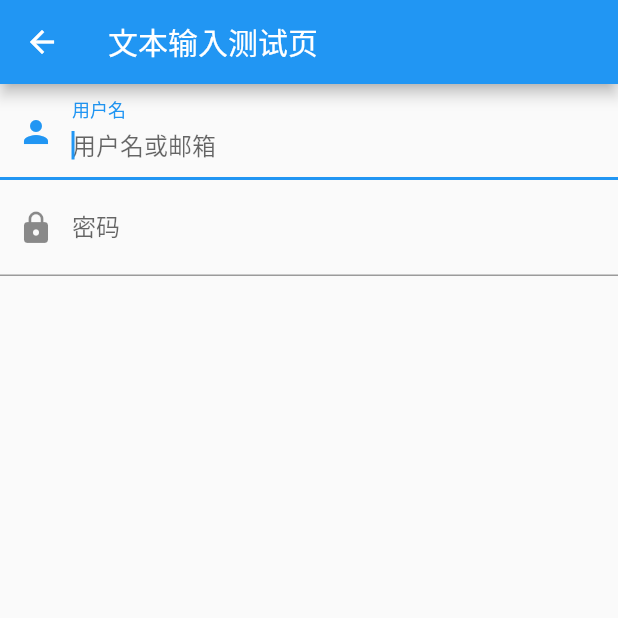
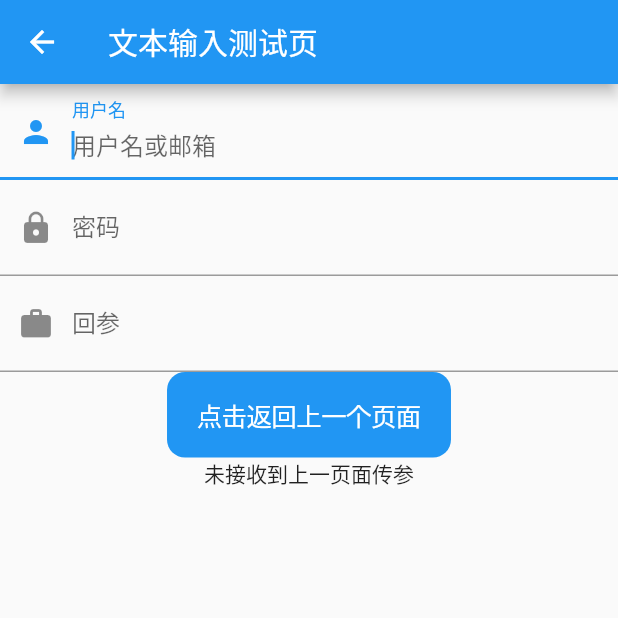
Before and after one commit to DMingOu/flutter_learning_demo, a Flutter app: the TextFieldPage screen opened by its route, on a phone screen of 412 x 824 dp, the top half of it. Run offline on Flutter 3.47's test engine with Material 2 defaults, Android fonts, the phone set to English and light mode, and no system bars; our stand-ins replace toast.

Commit message:
学习了类的构造函数，页面跳转传递参数

```diff
--- /dev/null
+++ b/lib/PageData.dart
@@ -0,0 +1,32 @@
+import 'package:flutter/cupertino.dart';
+
+class PageData {
+
+    String contentString;
+    Object object;
+
+    ///错误的构造参数，导致实例可以构建出来，但参数值永远是null
+    // PageData({@required String contentString  ,
+    //           Object object = 'null object'}
+    //         );
+
+
+    ///构造函数，描述必填,object是可选的
+    // PageData({@required this.contentString,
+    //                     this.object});
+
+      ///构造函数，描述必填,object是可选的
+      PageData({@required contentString  , object}){
+          this.contentString = contentString;
+          if(object == null){
+            object = 'null object';
+          }else {
+            this.object = object;
+          }
+      }
+
+    @override
+    String toString() {
+      return "PageData = [contentString : $contentString , object : ${object.toString()}]";
+    }
+}
--- a/lib/TextFieldPage.dart
+++ b/lib/TextFieldPage.dart
@@ -1,13 +1,41 @@
+import 'package:flutter/cupertino.dart';
 import 'package:flutter/material.dart';
+import 'package:flutter_learning_demo/PageData.dart';
 
 class TextFieldPage extends StatefulWidget {
+
+  //接收上一个页面的传进来的参数
+  final PageData pageData;
+
+    //构造函数
+  TextFieldPage({Key key, this.pageData}) : super(key: key);
+
   @override
-  TextFieldPageState createState() => TextFieldPageState();
+  TextFieldPageState createState() {
+      return TextFieldPageState();
+  }
 }
 
 class TextFieldPageState extends State<TextFieldPage> {
+
+
+  //文本输入框的Controller
+  var _controller = TextEditingController();
+
+  String showPushData(){
+    if(widget.pageData == null){
+      return '未接收到上一页面传参';
+    }else {
+      return widget.pageData.toString();
+    }
+  }
+
+
   @override
   Widget build(BuildContext context) {
+    ////获取接收的参数，转换并显示出来
+    // PageData obj = ModalRoute.of(context).settings.arguments;
+
     return Scaffold(
       appBar: AppBar(
         title: Text('文本输入测试页'),
@@ -30,6 +58,36 @@ class TextFieldPageState extends State<TextFieldPage> {
                 ),
                 obscureText: true,
               ),
+              TextField(
+                controller: _controller,
+                decoration: InputDecoration(
+                    labelText: "回参",
+                    hintText: "输入要返回上一页面的内容",
+                    prefixIcon: Icon(Icons.work)
+                ),
+              ),
+              CupertinoButton.filled(
+                child: Text("点击返回上一个页面"),
+                minSize: 15,
+                onPressed: (){
+                //返回上一个页面 pop ,设置回参
+                String popData = _controller.text != '' ? _controller.text.toString() : 'Nothing back' ;
+                Navigator.pop(context, PageData(contentString: popData));
+                },
+              ),
+              Center(
+                child: Column(
+                  mainAxisAlignment: MainAxisAlignment.center,
+                  children: <Widget>[
+                    Text(
+                      showPushData()
+                      ///显示接收的参数
+                      // obj != null ?(obj as PageData).contentString : 'Nothing arguments received'
+                    )
+                  ]
+                ),
+              )
+
             ],
       ),
     );
```
Also changed, not shown: lib/main.dart (+48 -6 lines).
